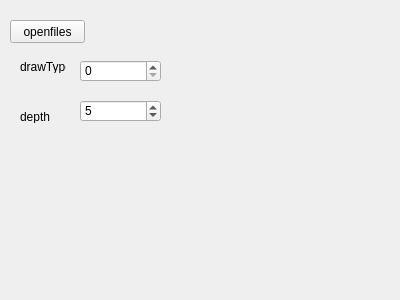
The window that applications/SkeletonViewer/OctreeSkeletonWidget.ui (billhj/Etoile2015) describes before a commit, drawn with Qt 5.
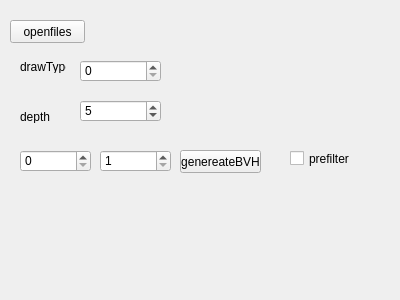
The same window after the commit.

Patch:
```diff
--- a/applications/SkeletonViewer/OctreeSkeletonWidget.ui
+++ b/applications/SkeletonViewer/OctreeSkeletonWidget.ui
@@ -75,6 +75,61 @@
     <number>5</number>
    </property>
   </widget>
+  <widget class="QSpinBox" name="startF">
+   <property name="geometry">
+    <rect>
+     <x>20</x>
+     <y>150</y>
+     <width>71</width>
+     <height>22</height>
+    </rect>
+   </property>
+   <property name="maximum">
+    <number>9999999</number>
+   </property>
+  </widget>
+  <widget class="QSpinBox" name="endF">
+   <property name="geometry">
+    <rect>
+     <x>100</x>
+     <y>150</y>
+     <width>71</width>
+     <height>22</height>
+    </rect>
+   </property>
+   <property name="minimum">
+    <number>1</number>
+   </property>
+   <property name="maximum">
+    <number>99999999</number>
+   </property>
+  </widget>
+  <widget class="QPushButton" name="generateBVHButton">
+   <property name="geometry">
+    <rect>
+     <x>180</x>
+     <y>150</y>
+     <width>81</width>
+     <height>23</height>
+    </rect>
+   </property>
+   <property name="text">
+    <string>genereateBVH</string>
+   </property>
+  </widget>
+  <widget class="QCheckBox" name="prefiltercheckBox">
+   <property name="geometry">
+    <rect>
+     <x>290</x>
+     <y>150</y>
+     <width>70</width>
+     <height>17</height>
+    </rect>
+   </property>
+   <property name="text">
+    <string>prefilter</string>
+   </property>
+  </widget>
  </widget>
  <layoutdefault spacing="6" margin="11"/>
  <resources/>
```
Left out of the diff: 17 changed lines with no effect on the pictures.
